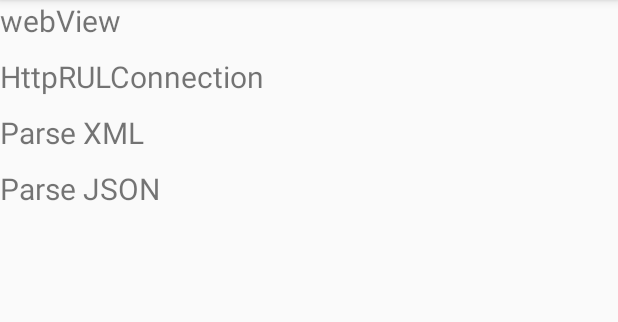
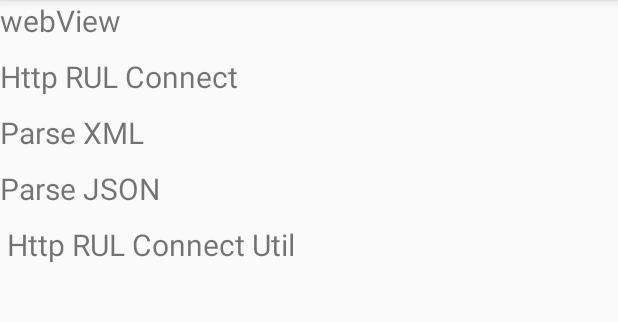
Before and after one commit to wuyuelearning/FirstCode, an Android app: the Chapter9Activity screen opened directly, with no data from a screen before it, on a phone screen of 412 x 824 dp, the part 84-406 px from its top. Run offline under Robolectric (Android 15) with nearby library versions, the phone set to English and light mode, and no system bars.

Commit message:
第九章 网络编程实践

```diff
--- a/app/src/main/java/com/example/admin/firstcode/Chapter9/Chapter9Activity.java
+++ b/app/src/main/java/com/example/admin/firstcode/Chapter9/Chapter9Activity.java
@@ -9,6 +9,7 @@ import android.widget.TextView;
 
 import com.example.admin.firstcode.Chapter9.HttpConnect.HttpConnectActivity;
 import com.example.admin.firstcode.Chapter9.HttpConnect.WebViewActivity;
+import com.example.admin.firstcode.Chapter9.HttpConnectUtil.HttpUtilActivity;
 import com.example.admin.firstcode.Chapter9.Parse.ParseJsonActivity;
 import com.example.admin.firstcode.Chapter9.Parse.ParseXMLActivity;
 import com.example.admin.firstcode.R;
@@ -17,42 +18,48 @@ import com.example.admin.firstcode.R;
  * Created by wuyue on 2018/5/29.
  */
 
-public class Chapter9Activity  extends AppCompatActivity implements View.OnClickListener{
+public class Chapter9Activity extends AppCompatActivity implements View.OnClickListener {
 
-    TextView textView1 ;
-    TextView textView2 ;
-    TextView textView3 ;
-    TextView textView4 ;
+    TextView textView1;
+    TextView textView2;
+    TextView textView3;
+    TextView textView4;
+    TextView textView5;
 
     @Override
     protected void onCreate(@Nullable Bundle savedInstanceState) {
         super.onCreate(savedInstanceState);
         setContentView(R.layout.chapter9_menu_activity);
-        textView1 =findViewById(R.id.chapter9_1);
+        textView1 = findViewById(R.id.chapter9_1);
         textView1.setOnClickListener(this);
-        textView2 =findViewById(R.id.chapter9_2);
+        textView2 = findViewById(R.id.chapter9_2);
         textView2.setOnClickListener(this);
-        textView3 =findViewById(R.id.chapter9_3);
+        textView3 = findViewById(R.id.chapter9_3);
         textView3.setOnClickListener(this);
-        textView4 =findViewById(R.id.chapter9_4);
+        textView4 = findViewById(R.id.chapter9_4);
         textView4.setOnClickListener(this);
+        textView5 = findViewById(R.id.chapter9_5);
+        textView5.setOnClickListener(this);
     }
 
     @Override
     public void onClick(View v) {
         Intent intent = null;
-        switch (v.getId()){
-            case R.id.chapter9_1 :
-                intent =new Intent(this,WebViewActivity.class);
+        switch (v.getId()) {
+            case R.id.chapter9_1:
+                intent = new Intent(this, WebViewActivity.class);
                 break;
-            case R.id.chapter9_2 :
-                intent =new Intent(this,HttpConnectActivity.class);
+            case R.id.chapter9_2:
+                intent = new Intent(this, HttpConnectActivity.class);
                 break;
-            case R.id.chapter9_3 :
-                intent =new Intent(this,ParseXMLActivity.class);
+            case R.id.chapter9_3:
+                intent = new Intent(this, ParseXMLActivity.class);
                 break;
-            case R.id.chapter9_4 :
-                intent =new Intent(this,ParseJsonActivity.class);
+            case R.id.chapter9_4:
+                intent = new Intent(this, ParseJsonActivity.class);
+                break;
+            case R.id.chapter9_5:
+                intent = new Intent(this, HttpUtilActivity.class);
                 break;
             default:
                 break;
--- a/app/src/main/res/layout/chapter9_http_url_connection_activity.xml
+++ b/app/src/main/res/layout/chapter9_http_url_activity.xml
@@ -9,8 +9,9 @@
         android:layout_width="match_parent"
         android:layout_height="wrap_content"
         android:text="send request Http Url" />
+
     <Button
-        android:id="@+id/btn_send_request_ok_http"
+        android:id="@+id/btn_send_request_ok_http_url"
         android:layout_width="match_parent"
         android:layout_height="wrap_content"
         android:text="send request Ok Http" />
@@ -20,7 +21,7 @@
         android:layout_height="match_parent">
 
         <TextView
-            android:id="@+id/tv_response_text"
+            android:id="@+id/tv_response_text_url"
             android:layout_width="match_parent"
             android:layout_height="wrap_content" />
     </ScrollView>
--- a/app/src/main/res/layout/chapter9_menu_activity.xml
+++ b/app/src/main/res/layout/chapter9_menu_activity.xml
@@ -1,45 +1,59 @@
 <?xml version="1.0" encoding="utf-8"?>
 <LinearLayout xmlns:android="http://schemas.android.com/apk/res/android"
-    android:orientation="vertical" android:layout_width="match_parent"
-    android:layout_height="match_parent">
+    android:layout_width="match_parent"
+    android:layout_height="match_parent"
+    android:orientation="vertical">
 
     <TextView
         android:id="@+id/chapter9_1"
         android:layout_width="wrap_content"
         android:layout_height="wrap_content"
         android:text="webView"
-        android:textSize="20sp"/>
+        android:textSize="20sp" />
+
     <View
         android:layout_width="wrap_content"
-        android:layout_height="10dp"/>
+        android:layout_height="10dp" />
 
     <TextView
         android:id="@+id/chapter9_2"
         android:layout_width="wrap_content"
         android:layout_height="wrap_content"
-        android:text="HttpRULConnection"
-        android:textSize="20sp"/>
+        android:text="Http RUL Connect"
+        android:textSize="20sp" />
 
     <View
         android:layout_width="wrap_content"
-        android:layout_height="10dp"/>
+        android:layout_height="10dp" />
 
     <TextView
         android:id="@+id/chapter9_3"
         android:layout_width="wrap_content"
         android:layout_height="wrap_content"
         android:text="Parse XML"
-        android:textSize="20sp"/>
+        android:textSize="20sp" />
+
     <View
         android:layout_width="wrap_content"
-        android:layout_height="10dp"/>
+        android:layout_height="10dp" />
 
     <TextView
         android:id="@+id/chapter9_4"
         android:layout_width="wrap_content"
         android:layout_height="wrap_content"
         android:text="Parse JSON"
-        android:textSize="20sp"/>
+        android:textSize="20sp" />
+
+    <View
+        android:layout_width="wrap_content"
+        android:layout_height="10dp" />
+
+    <TextView
+        android:id="@+id/chapter9_5"
+        android:layout_width="wrap_content"
+        android:layout_height="wrap_content"
+        android:text=" Http RUL Connect Util"
+        android:textSize="20sp" />
 
 
 </LinearLayout>
```
Also changed, not shown: app/src/main/AndroidManifest.xml (+16 -15 lines), app/src/main/java/com/example/admin/firstcode/Chapter9/HttpConnect/HttpConnectActivity.java (+22 -22 lines), app/src/main/java/com/example/admin/firstcode/Chapter9/HttpConnectUtil/HttpUtilActivity.java (added, +96 -0 lines), app/src/main/java/com/example/admin/firstcode/Utils/HttpCallbackListener.java (added, +12 -0 lines), app/src/main/java/com/example/admin/firstcode/Utils/HttpUtil.java (added, +64 -0 lines), app/src/main/res/layout/chapter9_http_util_activity.xml (added, +29 -0 lines).
